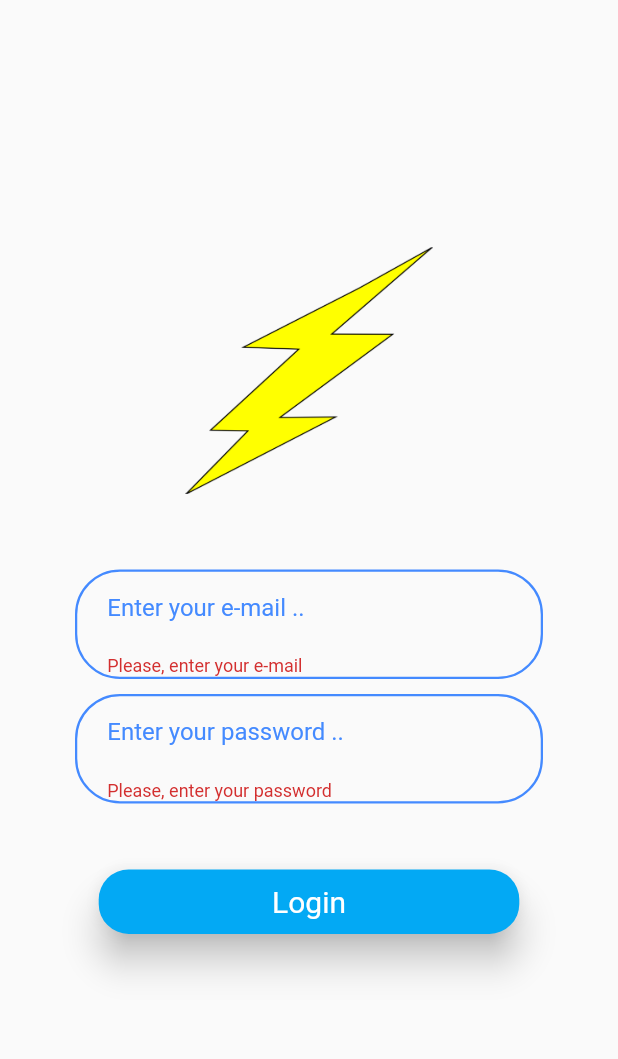
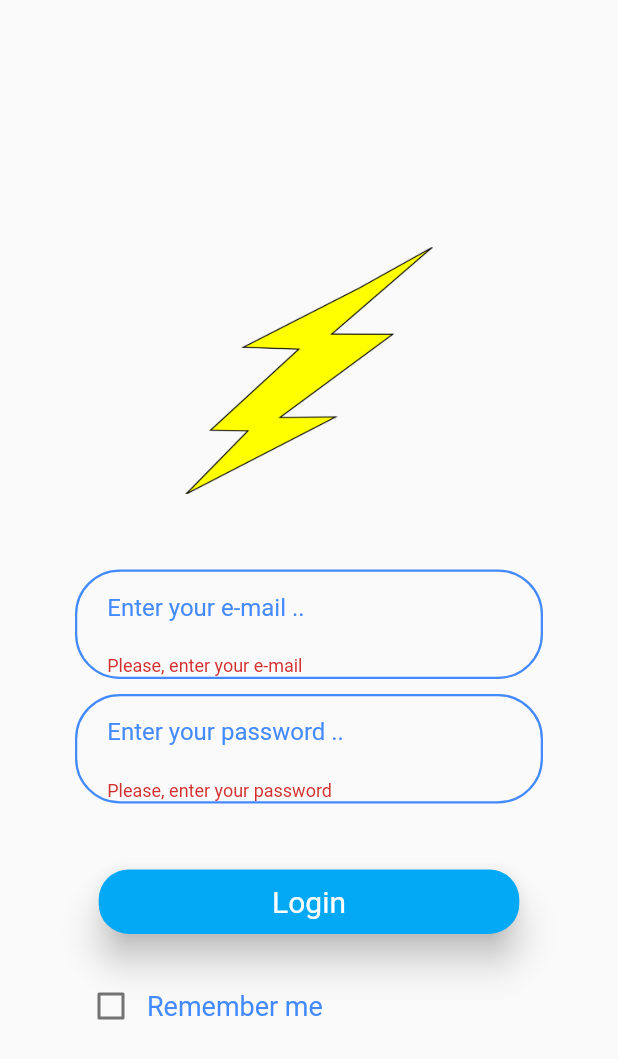
Before and after one commit to amrkamula/flutter_chat_app, a Flutter app: the SecondScreen screen opened directly with empty values, after a tap on "Login", on a phone screen of 412 x 824 dp. Shown: the top 1059 px of the screen. Run offline on Flutter 3.47's test engine with Material 2 defaults, Android fonts, the phone set to English and light mode, and no system bars; our stand-ins replace cloud_firestore, file_picker, firebase_auth, firebase_core, firebase_storage, shared_preferences; accounts and stored records are empty.

Commit message:
remember me checkbox added

```diff
--- a/lib/second_screen.dart
+++ b/lib/second_screen.dart
@@ -3,6 +3,7 @@ import 'package:flutter/cupertino.dart';
 import 'package:flutter/material.dart';
 import 'package:flutter_app_flash_chat/third_screen.dart';
 import 'package:flutter_app_flash_chat/validators.dart';
+import 'package:shared_preferences/shared_preferences.dart';
 
 class SecondScreen extends StatefulWidget {
   final int flag;
@@ -17,6 +18,25 @@ class _SecondScreenState extends State<SecondScreen> {
   TextEditingController _emailController = TextEditingController();
   TextEditingController _passwordController = TextEditingController();
   FirebaseAuth _auth = FirebaseAuth.instance;
+  bool? _checkValue;
+
+  _checkRemembered() async {
+    SharedPreferences _sharedPreferences = await SharedPreferences.getInstance();
+    if(_sharedPreferences.getBool('remembered') == true){
+      _emailController.text = _sharedPreferences.getString('mail')!;
+      _passwordController.text = _sharedPreferences.getString('password')!;
+      _checkValue = true;
+    }
+  }
+
+  @override
+  void initState() {
+    _checkValue = false;
+    _checkRemembered();
+    // TODO: implement initState
+    super.initState();
+  }
+
 
   @override
   void dispose() {
@@ -103,24 +123,7 @@ class _SecondScreenState extends State<SecondScreen> {
             )),
             SizedBox(height: 40.0,),
             (widget.flag==0)?GestureDetector(
-              onTap: () async{
-                  if(_key.currentState!.validate()){
-                    try{
-                      var credentials = await _auth.signInWithEmailAndPassword(
-                          email: _emailController.text,
-                          password: _passwordController.text);
-                      _emailController.clear();
-                      _passwordController.clear();
-                      Navigator.of(context).push(
-                        MaterialPageRoute(builder: (context)=>ThirdScreen(uid: credentials.user!.uid,uMail: credentials.user!.email!,))
-                      );
-                    }catch(e){
-                      ScaffoldMessenger.of(context).showSnackBar(
-                          SnackBar(content: Text('${e.toString()}',style: TextStyle(color: Colors.white,fontSize: 22.0),),duration: Duration(seconds: 3),backgroundColor: Colors.blue,)
-                      );
-                    }
-                  }
-              },
+              onTap:()=> _logIn(),
               child: Container(
                 width: MediaQuery.of(context).size.width*0.7,
                 child: Card(
@@ -176,6 +179,37 @@ class _SecondScreenState extends State<SecondScreen> {
                 ),
               ),
             ),
+            Visibility(
+                visible: widget.flag == 0,
+                child: Padding(
+                  padding: const EdgeInsets.symmetric(horizontal: 50.0,vertical: 20.0),
+                  child: Row(
+                    mainAxisAlignment: MainAxisAlignment.start,
+                    children: [
+                      Checkbox(
+                          value: _checkValue,
+                          onChanged: (value) async {
+                        SharedPreferences _sharedPreferences = await SharedPreferences.getInstance();
+                        if(value == true){
+                          if(_key.currentState!.validate()){
+                            setState(() {
+                              _checkValue = value;
+                            });
+                            _sharedPreferences.setBool('remembered', true);
+                            _sharedPreferences.setString('mail', _emailController.text);
+                            _sharedPreferences.setString('password', _passwordController.text);
+                          }
+                        }else{
+                          setState(() {
+                            _checkValue = value;
+                          });
+                          _sharedPreferences.setBool('remembered', false);
+                        }
+                          }),
+                      Text('Remember me',style: TextStyle(color: Colors.blueAccent,fontSize: 18.0),)
+                    ],
+                  ),
+                )),
 
 
           ],
@@ -183,4 +217,25 @@ class _SecondScreenState extends State<SecondScreen> {
       ),
     );
   }
-}
+
+
+
+  _logIn() async {
+      if(_key.currentState!.validate()){
+        try{
+          var credentials = await _auth.signInWithEmailAndPassword(
+              email: _emailController.text,
+              password: _passwordController.text);
+          _emailController.clear();
+          _passwordController.clear();
+          Navigator.of(context).push(
+              MaterialPageRoute(builder: (context)=>ThirdScreen(uid: credentials.user!.uid,uMail: credentials.user!.email!,))
+          );
+        }catch(e){
+          ScaffoldMessenger.of(context).showSnackBar(
+              SnackBar(content: Text('${e.toString()}',style: TextStyle(color: Colors.white,fontSize: 22.0),),duration: Duration(seconds: 3),backgroundColor: Colors.blue,)
+          );
+        }
+      }
+    }
+  }
--- a/lib/third_screen.dart
+++ b/lib/third_screen.dart
@@ -9,6 +9,7 @@ import 'package:intl/intl.dart';
 import 'package:path/path.dart' as p;
 import 'package:firebase_storage/firebase_storage.dart';
 import 'package:file_picker/file_picker.dart';
+import 'package:shared_preferences/shared_preferences.dart';
 
 class ThirdScreen extends StatefulWidget {
   final String uid;
@@ -34,6 +35,8 @@ class _ThirdScreenState extends State<ThirdScreen> {
         actions: [
           IconButton(onPressed: () async{
               await FirebaseAuth.instance.signOut();
+              SharedPreferences _sharedPreferences =  await SharedPreferences.getInstance();
+              _sharedPreferences.setBool('remembered', false);
               Navigator.of(context).pop();
           }, icon: Icon(Icons.clear,color: Colors.white,)),
           SizedBox(width: 10.0,)
--- a/pubspec.yaml
+++ b/pubspec.yaml
@@ -35,6 +35,7 @@ dependencies:
   file_picker: ^4.1.2
   firebase_messaging: ^10.0.7
   flutter_local_notifications: ^8.2.0
+  shared_preferences: ^2.0.8
 
 dev_dependencies:
   flutter_test:
```
Also changed, not shown: pubspec.lock.
